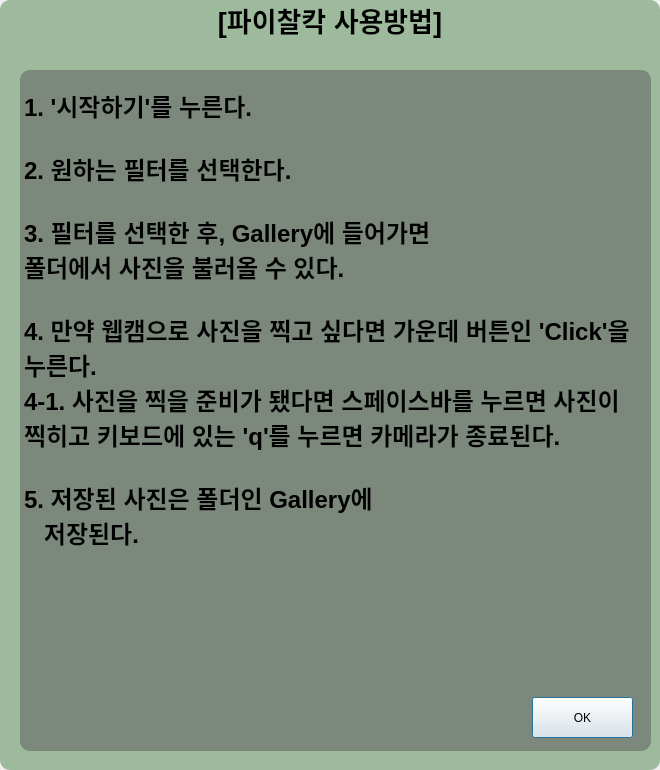
Eundding/UserFilterProject, file UserFilterCamera-Project/Project/Advice.ui: the form before one commit.
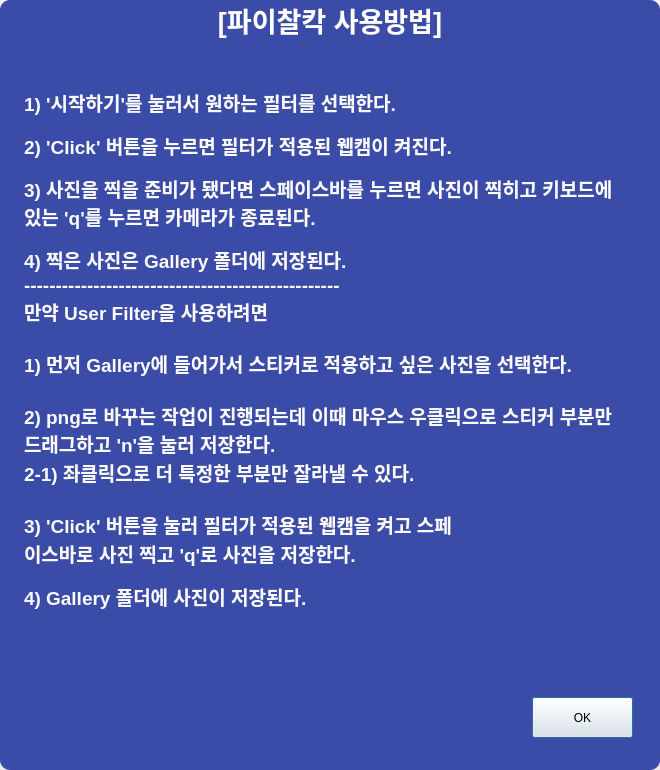
The form after the commit.

```diff
--- a/UserFilterCamera-Project/Project/Advice.ui
+++ b/UserFilterCamera-Project/Project/Advice.ui
@@ -30,7 +30,8 @@
     </font>
    </property>
    <property name="styleSheet">
-    <string notr="true">background-color:rgba(100, 150, 100, 150);
+    <string notr="true">background-color:rgba(58, 76, 168, 255);
+color:rgba(255,255,255,255);
 border-radius:10px;</string>
    </property>
    <property name="text">
@@ -53,8 +54,10 @@
     </rect>
    </property>
    <property name="styleSheet">
-    <string notr="true">background-color:rgba(100, 100, 100, 150);
-border-radius:10px;</string>
+    <string notr="true">color:rgaba(255,255,255,255);
+background-color:rgba(58, 76, 168, 255);
+border-radius:10px;
+</string>
    </property>
    <property name="html">
     <string>&lt;!DOCTYPE HTML PUBLIC &quot;-//W3C//DTD HTML 4.0//EN&quot; &quot;http://www.w3.org/TR/REC-html40/strict.dtd&quot;&gt;
@@ -62,19 +65,26 @@
 p, li { white-space: pre-wrap; }
 &lt;/style&gt;&lt;/head&gt;&lt;body style=&quot; font-family:'Gulim'; font-size:9pt; font-weight:400; font-style:normal;&quot;&gt;
 &lt;p style=&quot;-qt-paragraph-type:empty; margin-top:0px; margin-bottom:0px; margin-left:0px; margin-right:0px; -qt-block-indent:0; text-indent:0px;&quot;&gt;&lt;br /&gt;&lt;/p&gt;
-&lt;p style=&quot; margin-top:0px; margin-bottom:0px; margin-left:0px; margin-right:0px; -qt-block-indent:0; text-indent:0px;&quot;&gt;&lt;span style=&quot; font-size:18pt; font-weight:600;&quot;&gt;1. '시작하기'를 누른다.&lt;/span&gt;&lt;/p&gt;
-&lt;p style=&quot;-qt-paragraph-type:empty; margin-top:0px; margin-bottom:0px; margin-left:0px; margin-right:0px; -qt-block-indent:0; text-indent:0px; font-size:18pt; font-weight:600;&quot;&gt;&lt;br /&gt;&lt;/p&gt;
-&lt;p style=&quot; margin-top:0px; margin-bottom:0px; margin-left:0px; margin-right:0px; -qt-block-indent:0; text-indent:0px;&quot;&gt;&lt;span style=&quot; font-size:18pt; font-weight:600;&quot;&gt;2. 원하는 필터를 선택한다.&lt;/span&gt;&lt;/p&gt;
-&lt;p style=&quot;-qt-paragraph-type:empty; margin-top:0px; margin-bottom:0px; margin-left:0px; margin-right:0px; -qt-block-indent:0; text-indent:0px; font-size:18pt; font-weight:600;&quot;&gt;&lt;br /&gt;&lt;/p&gt;
-&lt;p style=&quot; margin-top:0px; margin-bottom:0px; margin-left:0px; margin-right:0px; -qt-block-indent:0; text-indent:0px;&quot;&gt;&lt;span style=&quot; font-size:18pt; font-weight:600;&quot;&gt;3. 필터를 선택한 후, Gallery에 들어가면&lt;/span&gt;&lt;/p&gt;
-&lt;p style=&quot; margin-top:0px; margin-bottom:0px; margin-left:0px; margin-right:0px; -qt-block-indent:0; text-indent:0px;&quot;&gt;&lt;span style=&quot; font-size:18pt; font-weight:600;&quot;&gt;폴더에서 사진을 불러올 수 있다.&lt;/span&gt;&lt;/p&gt;
-&lt;p style=&quot;-qt-paragraph-type:empty; margin-top:0px; margin-bottom:0px; margin-left:0px; margin-right:0px; -qt-block-indent:0; text-indent:0px; font-size:18pt; font-weight:600;&quot;&gt;&lt;br /&gt;&lt;/p&gt;
-&lt;p style=&quot; margin-top:0px; margin-bottom:0px; margin-left:0px; margin-right:0px; -qt-block-indent:0; text-indent:0px;&quot;&gt;&lt;span style=&quot; font-size:18pt; font-weight:600;&quot;&gt;4. 만약 웹캠으로 사진을 찍고 싶다면 가운데 버튼인 'Click'을 누른다.&lt;/span&gt;&lt;/p&gt;
-&lt;p style=&quot; margin-top:0px; margin-bottom:0px; margin-left:0px; margin-right:0px; -qt-block-indent:0; text-indent:0px;&quot;&gt;&lt;span style=&quot; font-size:18pt; font-weight:600;&quot;&gt;4-1. 사진을 찍을 준비가 됐다면 스페이스바를 누르면 사진이 찍히고 키보드에 있는 'q'를 누르면 카메라가 종료된다.&lt;/span&gt;&lt;/p&gt;
-&lt;p style=&quot;-qt-paragraph-type:empty; margin-top:0px; margin-bottom:0px; margin-left:0px; margin-right:0px; -qt-block-indent:0; text-indent:0px; font-size:18pt; font-weight:600;&quot;&gt;&lt;br /&gt;&lt;/p&gt;
-&lt;p style=&quot; margin-top:0px; margin-bottom:0px; margin-left:0px; margin-right:0px; -qt-block-indent:0; text-indent:0px;&quot;&gt;&lt;span style=&quot; font-size:18pt; font-weight:600;&quot;&gt;5. 저장된 사진은 폴더인 Gallery에 &lt;/span&gt;&lt;/p&gt;
-&lt;p style=&quot; margin-top:0px; margin-bottom:0px; margin-left:0px; margin-right:0px; -qt-block-indent:0; text-indent:0px;&quot;&gt;&lt;span style=&quot; font-size:18pt; font-weight:600;&quot;&gt;   저장된다.&lt;/span&gt;&lt;/p&gt;
-&lt;p style=&quot;-qt-paragraph-type:empty; margin-top:0px; margin-bottom:0px; margin-left:0px; margin-right:0px; -qt-block-indent:0; text-indent:0px; font-size:18pt;&quot;&gt;&lt;br /&gt;&lt;/p&gt;&lt;/body&gt;&lt;/html&gt;</string>
+&lt;p style=&quot; margin-top:0px; margin-bottom:0px; margin-left:0px; margin-right:0px; -qt-block-indent:0; text-indent:0px;&quot;&gt;&lt;span style=&quot; font-size:14pt; font-weight:600; color:#fafafa;&quot;&gt;1) '시작하기'를 눌러서 원하는 필터를 선택한다.&lt;/span&gt;&lt;/p&gt;
+&lt;p style=&quot;-qt-paragraph-type:empty; margin-top:0px; margin-bottom:0px; margin-left:0px; margin-right:0px; -qt-block-indent:0; text-indent:0px; color:#fafafa;&quot;&gt;&lt;br /&gt;&lt;/p&gt;
+&lt;p style=&quot; margin-top:0px; margin-bottom:0px; margin-left:0px; margin-right:0px; -qt-block-indent:0; text-indent:0px;&quot;&gt;&lt;span style=&quot; font-size:14pt; font-weight:600; color:#fafafa;&quot;&gt;2) 'Click' 버튼을 누르면 필터가 적용된 웹캠이 켜진다.&lt;/span&gt;&lt;/p&gt;
+&lt;p style=&quot;-qt-paragraph-type:empty; margin-top:0px; margin-bottom:0px; margin-left:0px; margin-right:0px; -qt-block-indent:0; text-indent:0px; color:#fafafa;&quot;&gt;&lt;br /&gt;&lt;/p&gt;
+&lt;p style=&quot; margin-top:0px; margin-bottom:0px; margin-left:0px; margin-right:0px; -qt-block-indent:0; text-indent:0px;&quot;&gt;&lt;span style=&quot; font-size:14pt; font-weight:600; color:#fafafa;&quot;&gt;3) 사진을 찍을 준비가 됐다면 스페이스바를 누르면 사진이 찍히고 키보드에 있는 'q'를 누르면 카메라가 종료된다.&lt;/span&gt;&lt;/p&gt;
+&lt;p style=&quot;-qt-paragraph-type:empty; margin-top:0px; margin-bottom:0px; margin-left:0px; margin-right:0px; -qt-block-indent:0; text-indent:0px; color:#fafafa;&quot;&gt;&lt;br /&gt;&lt;/p&gt;
+&lt;p style=&quot; margin-top:0px; margin-bottom:0px; margin-left:0px; margin-right:0px; -qt-block-indent:0; text-indent:0px;&quot;&gt;&lt;span style=&quot; font-size:14pt; font-weight:600; color:#fafafa;&quot;&gt;4) 찍은 사진은 Gallery 폴더에 저장된다.&lt;/span&gt;&lt;/p&gt;
+&lt;p style=&quot; margin-top:0px; margin-bottom:0px; margin-left:0px; margin-right:0px; -qt-block-indent:0; text-indent:0px;&quot;&gt;&lt;span style=&quot; font-size:14pt; font-weight:600; color:#fafafa;&quot;&gt;--------------------------------------------------&lt;/span&gt;&lt;/p&gt;
+&lt;p style=&quot; margin-top:0px; margin-bottom:0px; margin-left:0px; margin-right:0px; -qt-block-indent:0; text-indent:0px;&quot;&gt;&lt;span style=&quot; font-size:14pt; font-weight:600; color:#fafafa;&quot;&gt;만약 User Filter을 사용하려면&lt;/span&gt;&lt;/p&gt;
+&lt;p style=&quot;-qt-paragraph-type:empty; margin-top:0px; margin-bottom:0px; margin-left:0px; margin-right:0px; -qt-block-indent:0; text-indent:0px; font-size:14pt; font-weight:600; color:#fafafa;&quot;&gt;&lt;br /&gt;&lt;/p&gt;
+&lt;p style=&quot; margin-top:0px; margin-bottom:0px; margin-left:0px; margin-right:0px; -qt-block-indent:0; text-indent:0px;&quot;&gt;&lt;span style=&quot; font-size:14pt; font-weight:600; color:#fafafa;&quot;&gt;1) 먼저 Gallery에 들어가서 스티커로 적용하고 싶은 사진을 선택한다.&lt;/span&gt;&lt;/p&gt;
+&lt;p style=&quot;-qt-paragraph-type:empty; margin-top:0px; margin-bottom:0px; margin-left:0px; margin-right:0px; -qt-block-indent:0; text-indent:0px; font-size:14pt; font-weight:600; color:#fafafa;&quot;&gt;&lt;br /&gt;&lt;/p&gt;
+&lt;p style=&quot; margin-top:0px; margin-bottom:0px; margin-left:0px; margin-right:0px; -qt-block-indent:0; text-indent:0px;&quot;&gt;&lt;span style=&quot; font-size:14pt; font-weight:600; color:#fafafa;&quot;&gt;2) png로 바꾸는 작업이 진행되는데 이때 마우스 우클릭으로 스티커 부분만 드래그하고 'n'을 눌러 저장한다.&lt;/span&gt;&lt;/p&gt;
+&lt;p style=&quot; margin-top:0px; margin-bottom:0px; margin-left:0px; margin-right:0px; -qt-block-indent:0; text-indent:0px;&quot;&gt;&lt;span style=&quot; font-size:14pt; font-weight:600; color:#fafafa;&quot;&gt;2-1) 좌클릭으로 더 특정한 부분만 잘라낼 수 있다.&lt;/span&gt;&lt;/p&gt;
+&lt;p style=&quot;-qt-paragraph-type:empty; margin-top:0px; margin-bottom:0px; margin-left:0px; margin-right:0px; -qt-block-indent:0; text-indent:0px; font-size:14pt; font-weight:600; color:#fafafa;&quot;&gt;&lt;br /&gt;&lt;/p&gt;
+&lt;p style=&quot; margin-top:0px; margin-bottom:0px; margin-left:0px; margin-right:0px; -qt-block-indent:0; text-indent:0px;&quot;&gt;&lt;span style=&quot; font-size:14pt; font-weight:600; color:#fafafa;&quot;&gt;3) 'Click' 버튼을 눌러 필터가 적용된 웹캠을 켜고 스페&lt;/span&gt;&lt;/p&gt;
+&lt;p style=&quot; margin-top:0px; margin-bottom:0px; margin-left:0px; margin-right:0px; -qt-block-indent:0; text-indent:0px;&quot;&gt;&lt;span style=&quot; font-size:14pt; font-weight:600; color:#fafafa;&quot;&gt;이스바로 사진 찍고 'q'로 사진을 저장한다.&lt;/span&gt;&lt;/p&gt;
+&lt;p style=&quot;-qt-paragraph-type:empty; margin-top:0px; margin-bottom:0px; margin-left:0px; margin-right:0px; -qt-block-indent:0; text-indent:0px; color:#fafafa;&quot;&gt;&lt;br /&gt;&lt;/p&gt;
+&lt;p style=&quot; margin-top:0px; margin-bottom:0px; margin-left:0px; margin-right:0px; -qt-block-indent:0; text-indent:0px;&quot;&gt;&lt;span style=&quot; font-size:14pt; font-weight:600; color:#fafafa;&quot;&gt;4) Gallery 폴더에 사진이 저장된다.&lt;/span&gt;&lt;/p&gt;
+&lt;p style=&quot;-qt-paragraph-type:empty; margin-top:0px; margin-bottom:0px; margin-left:0px; margin-right:0px; -qt-block-indent:0; text-indent:0px; font-size:14pt; font-weight:600; color:#fafafa;&quot;&gt;&lt;br /&gt;&lt;/p&gt;&lt;/body&gt;&lt;/html&gt;</string>
    </property>
   </widget>
   <widget class="QPushButton" name="OK_button">
```
